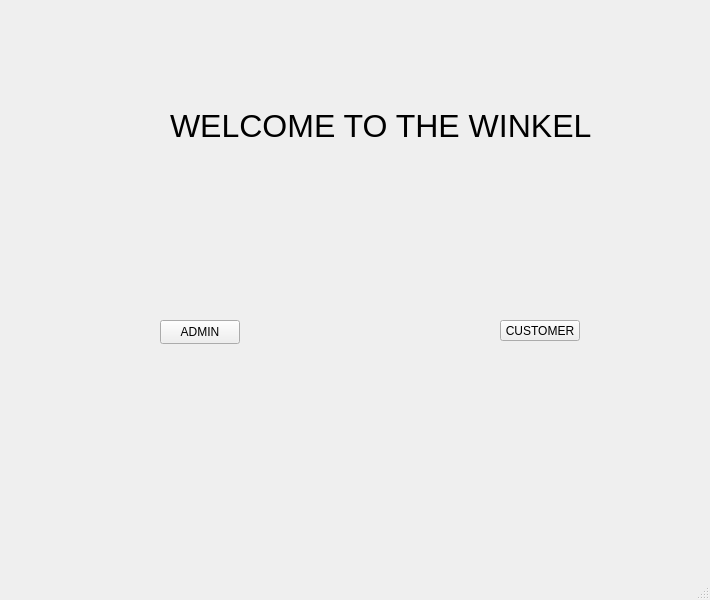
First picture: the form in Sadikshya/loginpage.ui, repository sitjan/The-Winkel, before the edit.
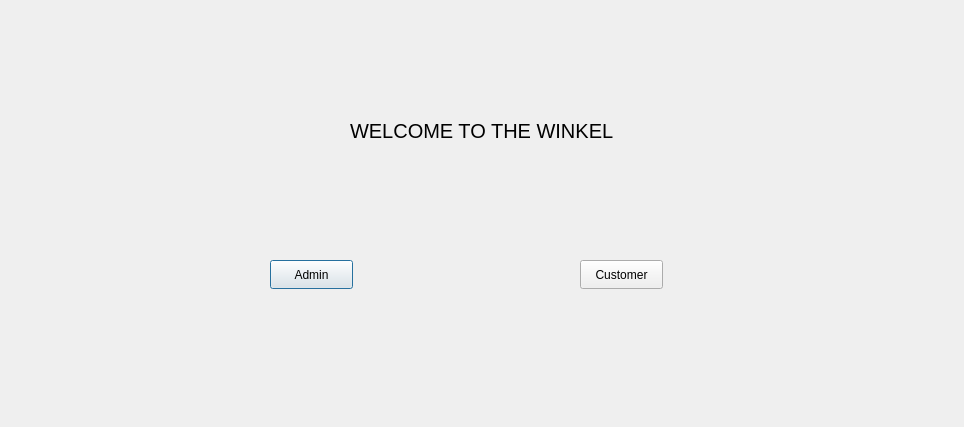
Second picture: the form after the edit. Icons and pictures are not drawn.

Diff of the .ui file:
```diff
--- a/Sadikshya/loginpage.ui
+++ b/Sadikshya/loginpage.ui
@@ -1,57 +1,30 @@
 <?xml version="1.0" encoding="UTF-8"?>
 <ui version="4.0">
  <class>loginpage</class>
- <widget class="QMainWindow" name="loginpage">
+ <widget class="QDialog" name="loginpage">
   <property name="geometry">
    <rect>
     <x>0</x>
     <y>0</y>
-    <width>710</width>
-    <height>600</height>
+    <width>964</width>
+    <height>427</height>
    </rect>
   </property>
   <property name="windowTitle">
    <string>MainWindow</string>
   </property>
-  <widget class="QWidget" name="centralwidget">
-   <widget class="QPushButton" name="adminbutton">
-    <property name="geometry">
-     <rect>
-      <x>160</x>
-      <y>320</y>
-      <width>80</width>
-      <height>24</height>
-     </rect>
-    </property>
-    <property name="text">
-     <string>ADMIN</string>
-    </property>
-   </widget>
-   <widget class="QPushButton" name="customerbutton">
-    <property name="geometry">
-     <rect>
-      <x>500</x>
-      <y>320</y>
-      <width>80</width>
-      <height>21</height>
-     </rect>
-    </property>
-    <property name="text">
-     <string>CUSTOMER</string>
-    </property>
-   </widget>
    <widget class="QLabel" name="label">
     <property name="geometry">
      <rect>
-      <x>170</x>
-      <y>100</y>
-      <width>431</width>
-      <height>51</height>
+     <x>350</x>
+     <y>110</y>
+     <width>311</width>
+     <height>41</height>
      </rect>
     </property>
     <property name="font">
      <font>
-      <pointsize>24</pointsize>
+     <pointsize>15</pointsize>
      </font>
     </property>
     <property name="text">
@@ -61,10 +34,10 @@
    <widget class="QLabel" name="label_2">
     <property name="geometry">
      <rect>
-      <x>260</x>
-      <y>190</y>
-      <width>241</width>
-      <height>241</height>
+     <x>360</x>
+     <y>170</y>
+     <width>211</width>
+     <height>221</height>
      </rect>
     </property>
     <property name="text">
@@ -74,18 +47,32 @@
      <pixmap>../pictures/images.png</pixmap>
     </property>
    </widget>
+  <widget class="QPushButton" name="pushButtonadmin">
+   <property name="geometry">
+    <rect>
+     <x>270</x>
+     <y>260</y>
+     <width>83</width>
+     <height>29</height>
+    </rect>
+   </property>
+   <property name="text">
+    <string>Admin</string>
+   </property>
   </widget>
-  <widget class="QMenuBar" name="menubar">
+  <widget class="QPushButton" name="pushButton_custpmer">
    <property name="geometry">
     <rect>
-     <x>0</x>
-     <y>0</y>
-     <width>710</width>
-     <height>21</height>
+     <x>580</x>
+     <y>260</y>
+     <width>83</width>
+     <height>29</height>
     </rect>
    </property>
+   <property name="text">
+    <string>Customer</string>
+   </property>
   </widget>
-  <widget class="QStatusBar" name="statusbar"/>
  </widget>
  <resources/>
  <connections/>
```
Left out of the diff: 2 changed lines with no effect on the pictures. Lines whose indentation alone changed are shown as unchanged.
